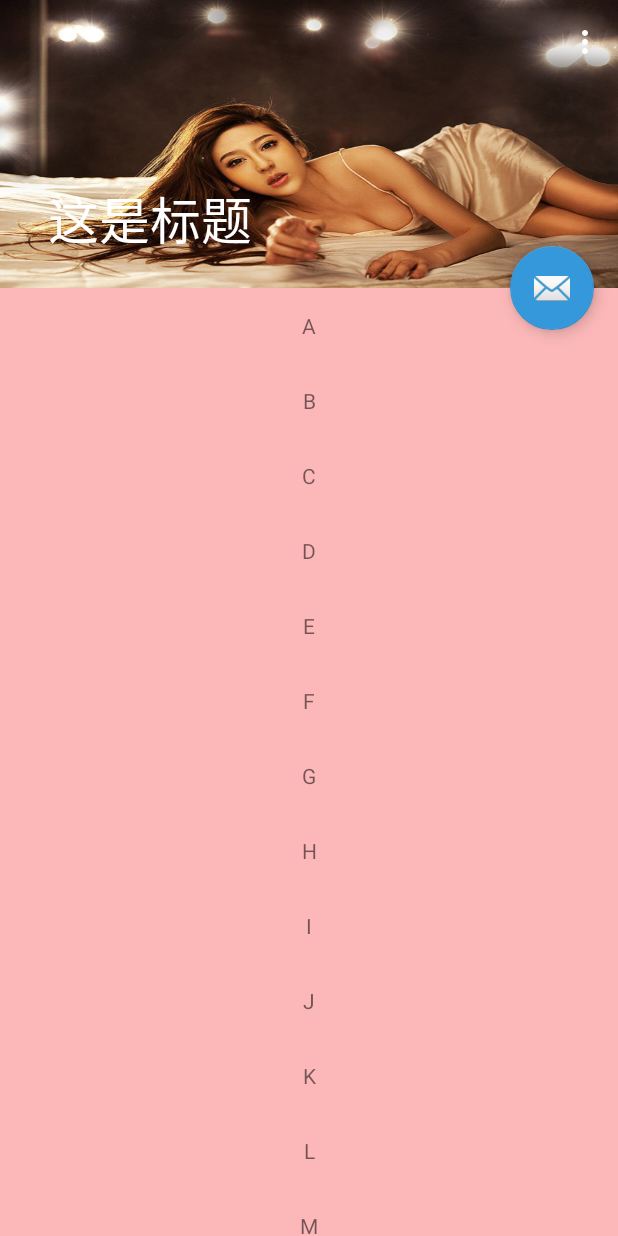
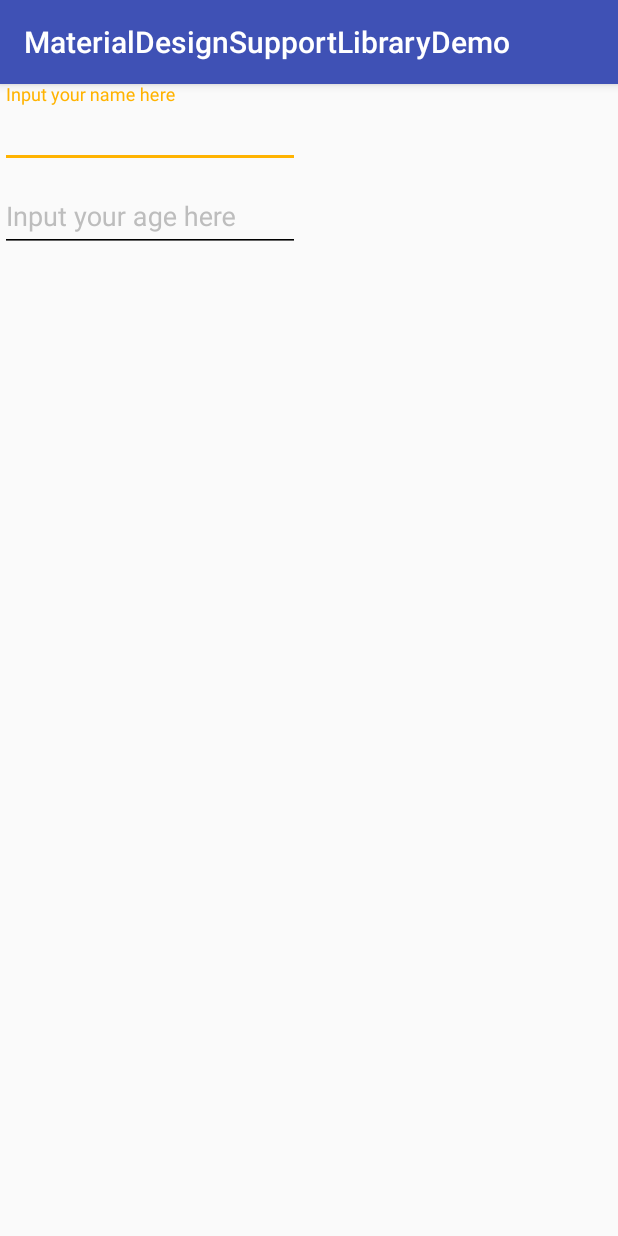
Before and after one commit to 452896915/MaterialDesignSupportlibraryDemo, an Android app: the screen it shows after launch (MainActivity before the commit, SecondActivity after it), after a tap on "ACTION", on a phone screen of 412 x 824 dp. Run offline under Robolectric (Android 15) with nearby library versions, the phone set to English and light mode, and no system bars; 1 other tap on this screen came first.

Commit message:
添加了一个activity

```diff
--- a/app/src/main/AndroidManifest.xml
+++ b/app/src/main/AndroidManifest.xml
@@ -18,6 +18,8 @@
                 <category android:name="android.intent.category.LAUNCHER" />
             </intent-filter>
         </activity>
+
+        <activity android:name=".SecondActivity" />
     </application>
 
 </manifest>
--- a/app/src/main/java/com/magic/wdl/materialdesignsupportlibrarydemo/MainActivity.java
+++ b/app/src/main/java/com/magic/wdl/materialdesignsupportlibrarydemo/MainActivity.java
@@ -1,5 +1,6 @@
 package com.magic.wdl.materialdesignsupportlibrarydemo;
 
+import android.content.Intent;
 import android.os.Bundle;
 import android.support.design.widget.CollapsingToolbarLayout;
 import android.support.design.widget.FloatingActionButton;
@@ -41,7 +42,8 @@ public class MainActivity extends AppCompatActivity {
                         .setAction("Action", new View.OnClickListener() {
                             @Override
                             public void onClick(View view) {
-
+                                Intent intent = new Intent(MainActivity.this, SecondActivity.class);
+                                startActivity(intent);
                             }
                         }).show();
             }
--- /dev/null
+++ b/app/src/main/java/com/magic/wdl/materialdesignsupportlibrarydemo/SecondActivity.java
@@ -0,0 +1,17 @@
+package com.magic.wdl.materialdesignsupportlibrarydemo;
+
+import android.os.Bundle;
+import android.support.v7.app.AppCompatActivity;
+import android.support.v7.widget.Toolbar;
+
+/**
+ * Created by wangdongliang on 16/12/15.
+ */
+
+public class SecondActivity extends AppCompatActivity {
+    @Override
+    protected void onCreate(Bundle savedInstanceState) {
+        super.onCreate(savedInstanceState);
+        setContentView(R.layout.activity_second);
+    }
+}
--- a/app/src/main/res/layout/activity_main.xml
+++ b/app/src/main/res/layout/activity_main.xml
@@ -29,15 +29,6 @@
 
     </android.support.design.widget.AppBarLayout>
 
-    <android.support.design.widget.FloatingActionButton
-        android:id="@+id/fab"
-        android:layout_width="wrap_content"
-        android:layout_height="wrap_content"
-        android:layout_margin="@dimen/fab_margin"
-        app:layout_anchor="@id/collapsing_toolbar_layout"
-        app:layout_anchorGravity="bottom|end"
-        app:srcCompat="@android:drawable/ic_dialog_email" />
-
     <android.support.v7.widget.RecyclerView
         android:id="@+id/recycler_view"
         android:layout_width="match_parent"
@@ -68,4 +59,13 @@
             android:text="发布评论"/>
 
     </LinearLayout>
+
+    <android.support.design.widget.FloatingActionButton
+        android:id="@+id/fab"
+        android:layout_width="wrap_content"
+        android:layout_height="wrap_content"
+        android:layout_margin="@dimen/fab_margin"
+        app:layout_anchor="@id/collapsing_toolbar_layout"
+        app:layout_anchorGravity="bottom|end"
+        app:srcCompat="@android:drawable/ic_dialog_email" />
 </android.support.design.widget.CoordinatorLayout>
--- /dev/null
+++ b/app/src/main/res/layout/activity_second.xml
@@ -0,0 +1,25 @@
+<?xml version="1.0" encoding="utf-8"?>
+<LinearLayout xmlns:android="http://schemas.android.com/apk/res/android"
+    android:orientation="vertical" android:layout_width="match_parent"
+    android:layout_height="match_parent">
+
+    <android.support.design.widget.TextInputLayout
+        android:layout_width="wrap_content"
+        android:layout_height="wrap_content">
+
+        <EditText
+            android:layout_width="200dp"
+            android:layout_height="wrap_content"
+            android:hint="Input your name here"/>
+    </android.support.design.widget.TextInputLayout>
+
+    <android.support.design.widget.TextInputLayout
+        android:layout_width="wrap_content"
+        android:layout_height="wrap_content">
+
+        <EditText
+            android:layout_width="200dp"
+            android:layout_height="wrap_content"
+            android:hint="Input your age here"/>
+    </android.support.design.widget.TextInputLayout>
+</LinearLayout>
```
Also changed, not shown: app/src/main/res/layout/content_main.xml (deleted, +0 -41 lines).
